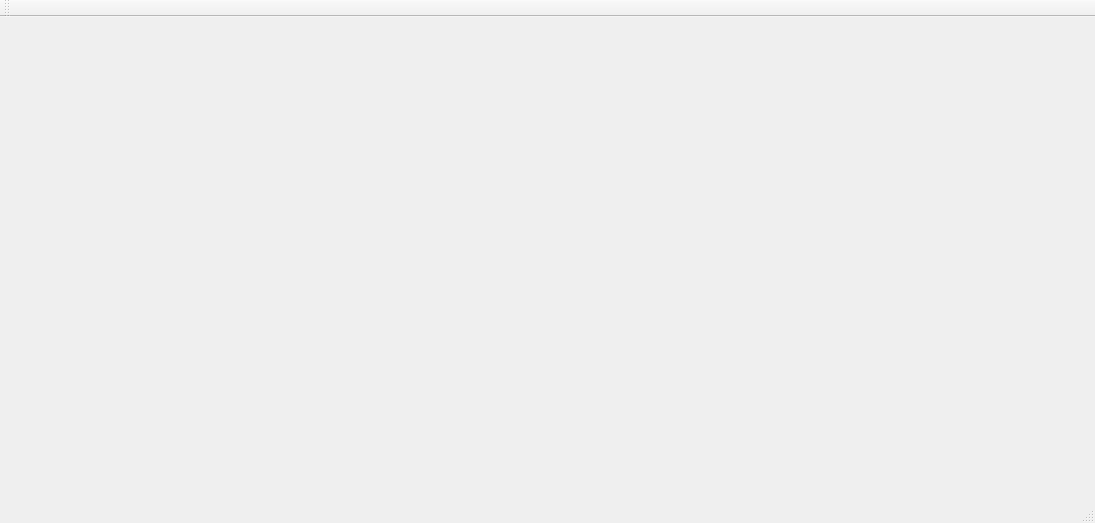
Before: the Qt Designer form mainwindow.ui in Ingvar999/Escaping-point, drawn with Qt 5.
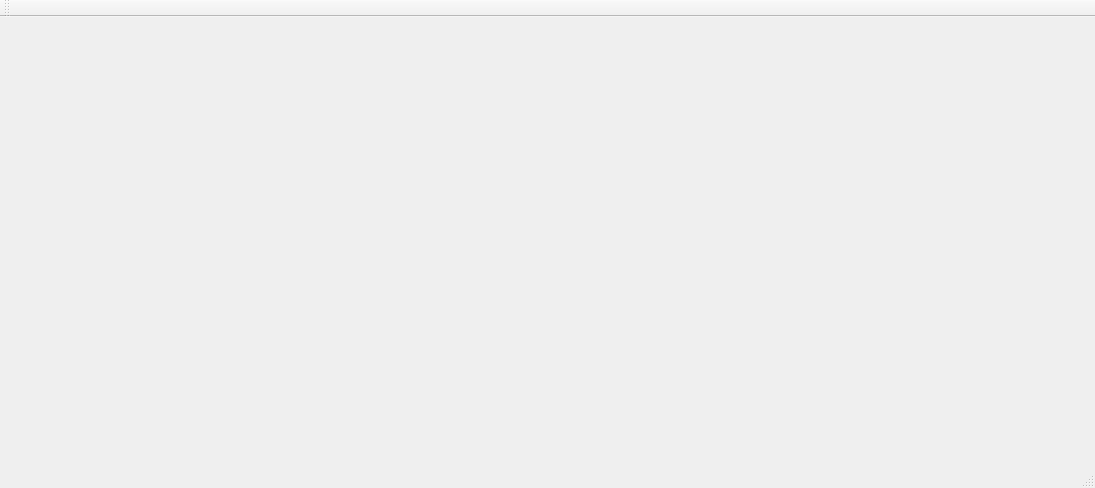
After: the same form once the commit is applied.

Diff of the .ui file:
```diff
--- a/mainwindow.ui
+++ b/mainwindow.ui
@@ -2,12 +2,15 @@
 <ui version="4.0">
  <class>MainWindow</class>
  <widget class="QMainWindow" name="MainWindow">
+  <property name="enabled">
+   <bool>true</bool>
+  </property>
   <property name="geometry">
    <rect>
     <x>0</x>
     <y>0</y>
     <width>1095</width>
-    <height>523</height>
+    <height>488</height>
    </rect>
   </property>
   <property name="windowTitle">
```
Left out of the diff: 5 changed lines with no effect on the pictures.
